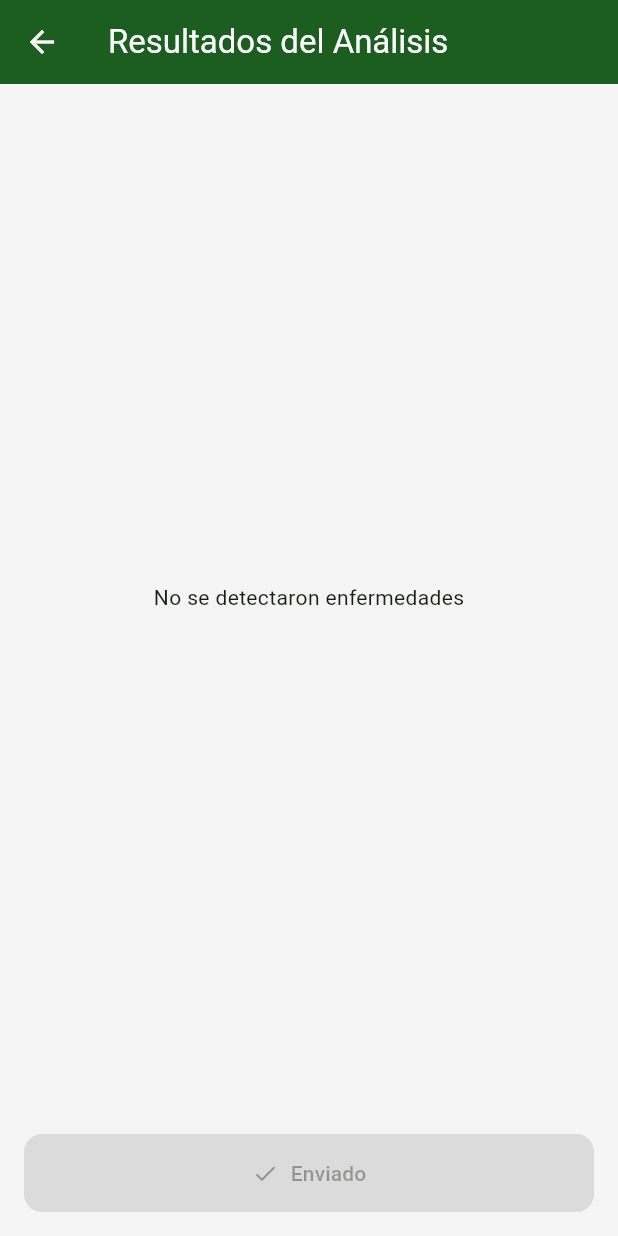
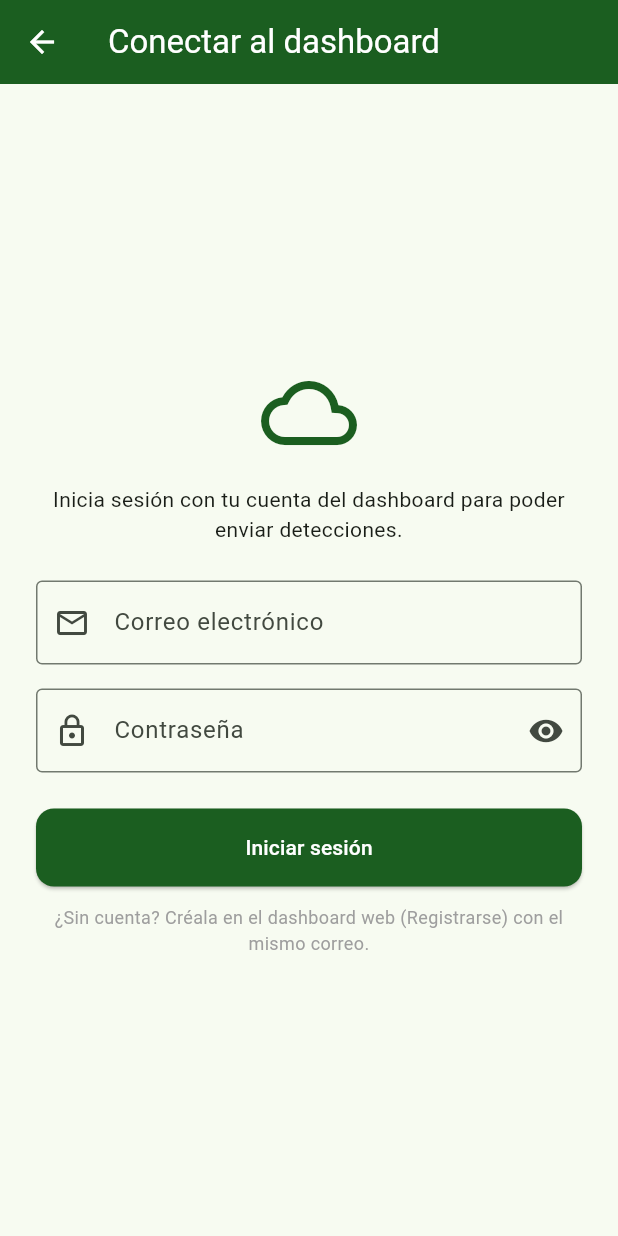
Before and after one commit to dacc-code/Prototype, a Flutter app: the ResultScreen screen opened directly with empty values, after a tap on "Enviar al Dashboard", on a phone screen of 412 x 824 dp. Run offline on Flutter 3.47's test engine with Material 3 defaults, Android fonts, the phone set to English and light mode, and no system bars; our stand-ins replace camera, image_picker; missing offline and left inert: tflite_flutter_custom.

Commit message:
feat(auth,ios): login JWT, plataforma iOS y envio autenticado al dashboard
Agrega LoginScreen + AuthService (sesion persistente) para POST /api/detections con Bearer. Genera carpeta ios/ con permisos de camara/galeria en Info.plist. Android: permisos media + red. Comprime fotos a 1280px/q85. Docs del modelo corregidos en AGENTS.md.

```diff
--- /dev/null
+++ b/lib/screens/login_screen.dart
@@ -0,0 +1,140 @@
+import 'package:flutter/material.dart';
+import '../services/auth_service.dart';
+
+/// Login contra el backend FastAPI. Funciona igual en Android e iOS
+/// (solo HTTP + archivo local via path_provider, sin codigo nativo).
+class LoginScreen extends StatefulWidget {
+  const LoginScreen({super.key});
+
+  @override
+  State<LoginScreen> createState() => _LoginScreenState();
+}
+
+class _LoginScreenState extends State<LoginScreen> {
+  final _formKey = GlobalKey<FormState>();
+  final _correoCtrl = TextEditingController();
+  final _passCtrl = TextEditingController();
+  bool _loading = false;
+  bool _showPassword = false;
+  String? _error;
+
+  @override
+  void dispose() {
+    _correoCtrl.dispose();
+    _passCtrl.dispose();
+    super.dispose();
+  }
+
+  Future<void> _submit() async {
+    if (!_formKey.currentState!.validate()) return;
+    setState(() {
+      _loading = true;
+      _error = null;
+    });
+    try {
+      await AuthService.instance.login(_correoCtrl.text, _passCtrl.text);
+      if (mounted) Navigator.pop(context, true);
+    } on AuthException catch (e) {
+      setState(() => _error = e.message);
+    } catch (e) {
+      setState(() => _error = 'Error inesperado: $e');
+    } finally {
+      if (mounted) setState(() => _loading = false);
+    }
+  }
+
+  @override
+  Widget build(BuildContext context) {
+    return Scaffold(
+      appBar: AppBar(title: const Text('Conectar al dashboard')),
+      body: Center(
+        child: SingleChildScrollView(
+          padding: const EdgeInsets.all(24),
+          child: Form(
+            key: _formKey,
+            child: Column(
+              crossAxisAlignment: CrossAxisAlignment.stretch,
+              children: [
+                const Icon(Icons.cloud_outlined,
+                    size: 64, color: Color(0xFF1B5E20)),
+                const SizedBox(height: 16),
+                const Text(
+                  'Inicia sesión con tu cuenta del dashboard para poder enviar detecciones.',
+                  textAlign: TextAlign.center,
+                ),
+                const SizedBox(height: 24),
+                if (_error != null)
+                  Container(
+                    padding: const EdgeInsets.all(12),
+                    margin: const EdgeInsets.only(bottom: 16),
+                    decoration: BoxDecoration(
+                      color: Colors.red.shade50,
+                      borderRadius: BorderRadius.circular(12),
+                      border: Border.all(color: Colors.red.shade200),
+                    ),
+                    child: Text(_error!,
+                        style: TextStyle(color: Colors.red.shade800)),
+                  ),
+                TextFormField(
+                  controller: _correoCtrl,
+                  keyboardType: TextInputType.emailAddress,
+                  autocorrect: false,
+                  // Autofill funciona en Android e iOS con estos hints.
+                  autofillHints: const [AutofillHints.email],
+                  decoration: const InputDecoration(
+                    labelText: 'Correo electrónico',
+                    prefixIcon: Icon(Icons.email_outlined),
+                    border: OutlineInputBorder(),
+                  ),
+                  validator: (v) =>
+                      (v == null || !v.contains('@')) ? 'Correo inválido' : null,
+                ),
+                const SizedBox(height: 16),
+                TextFormField(
+                  controller: _passCtrl,
+                  obscureText: !_showPassword,
+                  autofillHints: const [AutofillHints.password],
+                  decoration: InputDecoration(
+                    labelText: 'Contraseña',
+                    prefixIcon: const Icon(Icons.lock_outline),
+                    border: const OutlineInputBorder(),
+                    suffixIcon: IconButton(
+                      icon: Icon(_showPassword
+                          ? Icons.visibility_off
+                          : Icons.visibility),
+                      onPressed: () =>
+                          setState(() => _showPassword = !_showPassword),
+                    ),
+                  ),
+                  validator: (v) =>
+                      (v == null || v.length < 6) ? 'Mínimo 6 caracteres' : null,
+                ),
+                const SizedBox(height: 24),
+                ElevatedButton(
+                  onPressed: _loading ? null : _submit,
+                  style: ElevatedButton.styleFrom(
+                    padding: const EdgeInsets.symmetric(vertical: 16),
+                  ),
+                  child: _loading
+                      ? const SizedBox(
+                          height: 20,
+                          width: 20,
+                          child: CircularProgressIndicator(
+                              strokeWidth: 2, color: Colors.white),
+                        )
+                      : const Text('Iniciar sesión'),
+                ),
+                const SizedBox(height: 12),
+                const Text(
+                  '¿Sin cuenta? Créala en el dashboard web (Registrarse) con el mismo correo.',
+                  textAlign: TextAlign.center,
+                  style: TextStyle(color: Colors.grey, fontSize: 12),
+                ),
+              ],
+            ),
+          ),
+        ),
+      ),
+    );
+  }
+}
--- a/lib/screens/result_screen.dart
+++ b/lib/screens/result_screen.dart
@@ -2,7 +2,9 @@ import 'dart:convert';
 import 'package:flutter/material.dart';
 import '../models/detection.dart';
 import '../services/api_service.dart';
+import '../services/auth_service.dart';
 import '../widgets/bounding_box.dart';
+import 'login_screen.dart';
 
 class ResultScreen extends StatefulWidget {
   final List<Detection> detections;
@@ -313,7 +315,7 @@ class _ResultScreenState extends State<ResultScreen> {
                 SizedBox(
                   width: double.infinity,
                   child: ElevatedButton.icon(
-                    onPressed: _sent ? null : _sendToApi,
+                    onPressed: (_sent || _isSending) ? null : _sendToApi,
                     style: ElevatedButton.styleFrom(
                       backgroundColor: const Color(0xFF1B5E20),
                       foregroundColor: Colors.white,
@@ -322,8 +324,19 @@ class _ResultScreenState extends State<ResultScreen> {
                         borderRadius: BorderRadius.circular(12),
                       ),
                     ),
-                    icon: Icon(_sent ? Icons.check : Icons.cloud_upload),
-                    label: Text(_sent ? 'Enviado' : 'Enviar al Dashboard'),
+                    icon: _isSending
+                        ? const SizedBox(
+                            height: 18,
+                            width: 18,
+                            child: CircularProgressIndicator(
+                                strokeWidth: 2, color: Colors.white),
+                          )
+                        : Icon(_sent ? Icons.check : Icons.cloud_upload),
+                    label: Text(_sent
+                        ? 'Enviado al Dashboard'
+                        : _isSending
+                            ? 'Enviando...'
+                            : 'Enviar al Dashboard'),
                   ),
                 ),
               ],
@@ -367,20 +380,51 @@ class _ResultScreenState extends State<ResultScreen> {
   Future<void> _sendToApi() async {
     if (_sent || _isSending) return;
 
+    // Sin sesion no hay JWT y el backend responde 401: pedir login primero.
+    if (!AuthService.instance.isLoggedIn) {
+      final ok = await Navigator.push<bool>(
+        context,
+        MaterialPageRoute(builder: (_) => const LoginScreen()),
+      );
+      if (ok != true) {
+        setState(() => _sendError =
+            'Inicia sesión para enviar al dashboard.');
+        return;
+      }
+      setState(() {});
+    }
+
     setState(() {
       _isSending = true;
       _sendError = null;
     });
 
     try {
+      int okCount = 0;
+      String? firstError;
       for (final detection in widget.detections) {
-        await ApiService.sendDetection(detection, widget.imageBase64 ?? '');
+        final res = await ApiService.sendDetection(
+            detection, widget.imageBase64 ?? '');
+        if (res.ok) {
+          okCount++;
+        } else {
+          firstError ??= res.message;
+        }
       }
+      if (!mounted) return;
       setState(() {
-        _sent = true;
         _isSending = false;
+        if (okCount == widget.detections.length) {
+          _sent = true;
+        } else if (okCount > 0) {
+          _sendError =
+              'Se enviaron $okCount de ${widget.detections.length}. Último error: $firstError';
+        } else {
+          _sendError = firstError ?? 'No se pudo enviar.';
+        }
       });
     } catch (e) {
+      if (!mounted) return;
       setState(() {
         _sendError = 'Error al enviar: $e';
         _isSending = false;
--- /dev/null
+++ b/lib/services/auth_service.dart
@@ -0,0 +1,120 @@
+import 'dart:convert';
+import 'dart:io';
+import 'package:http/http.dart' as http;
+import 'package:path_provider/path_provider.dart';
+
+/// Sesion contra el backend FastAPI (POST /api/auth/login).
+/// Guarda el JWT en un JSON dentro del directorio de documentos de la app
+/// (via path_provider: funciona en Android e iOS sin permisos extra),
+/// asi la sesion sobrevive reinicios. Singleton en memoria + disco.
+class AuthService {
+  static const String _baseUrl = 'https://iot-backend-1-3rru.onrender.com/api';
+  static const _kFileName = 'session.json';
+
+  static final AuthService instance = AuthService._();
+  AuthService._();
+
+  String? _token;
+  String? _correo;
+  String? _nombre;
+  String? _rol;
+  bool _loaded = false;
+
+  String? get token => _token;
+  String? get correo => _correo;
+  bool get isLoggedIn => _token != null && _token!.isNotEmpty;
+
+  Future<File> _sessionFile() async {
+    final dir = await getApplicationDocumentsDirectory();
+    return File('${dir.path}/$_kFileName');
+  }
+
+  Future<void> load() async {
+    if (_loaded) return;
+    try {
+      final file = await _sessionFile();
+      if (await file.exists()) {
+        final data = jsonDecode(await file.readAsString());
+        if (data is Map<String, dynamic>) {
+          _token = data['token'] as String?;
+          _correo = data['correo'] as String?;
+          _nombre = data['nombre_completo'] as String?;
+          _rol = data['rol'] as String?;
+        }
+      }
+    } catch (_) {
+      // Sesion corrupta o ilegible: se arranca sin sesion.
+      _token = null;
+    }
+    _loaded = true;
+  }
+
+  Future<void> _persist() async {
+    final file = await _sessionFile();
+    await file.writeAsString(jsonEncode({
+      'token': _token,
+      'correo': _correo,
+      'nombre_completo': _nombre,
+      'rol': _rol,
+    }));
+  }
+
+  /// Hace login y persiste la sesion. Lanza [AuthException] con mensaje
+  /// listo para mostrar en UI.
+  Future<void> login(String correo, String password) async {
+    late final http.Response res;
+    try {
+      res = await http
+          .post(
+            Uri.parse('$_baseUrl/auth/login'),
+            headers: {'Content-Type': 'application/json'},
+            body: jsonEncode({'correo': correo.trim(), 'password': password}),
+          )
+          .timeout(const Duration(seconds: 30));
+    } catch (e) {
+      throw AuthException(
+          'No se pudo conectar al servidor. Revisa tu internet.');
+    }
+
+    if (res.statusCode == 200) {
+      final data = jsonDecode(res.body) as Map<String, dynamic>;
+      _token = data['token'] as String?;
+      _correo = (data['correo'] as String?) ?? correo.trim();
+      _nombre = data['nombre_completo'] as String?;
+      _rol = data['rol'] as String?;
+      if (_token == null || _token!.isEmpty) {
+        throw AuthException('El servidor no devolvio token.');
+      }
+      _loaded = true;
+      await _persist();
+      return;
+    }
+    if (res.statusCode == 401) {
+      throw AuthException('Correo o contraseña incorrectos.');
+    }
+    String detail = 'Error del servidor (${res.statusCode}).';
+    try {
+      final data = jsonDecode(res.body) as Map<String, dynamic>;
+      detail = (data['detail'] ?? data['error'] ?? detail).toString();
+    } catch (_) {}
+    throw AuthException(detail);
+  }
+
+  Future<void> logout() async {
+    _token = null;
+    _correo = null;
+    _nombre = null;
+    _rol = null;
+    try {
+      final file = await _sessionFile();
+      if (await file.exists()) await file.delete();
+    } catch (_) {}
+  }
+}
+
+class AuthException implements Exception {
+  final String message;
+  AuthException(this.message);
+  @override
+  String toString() => message;
+}
```
Also changed, not shown: lib/screens/camera_screen.dart (+15 -4 lines), lib/screens/home_screen.dart (+90 -7 lines), lib/services/api_service.dart (+58 -9 lines), lib/services/model_service.dart (+2 -8 lines), 42 other files.
